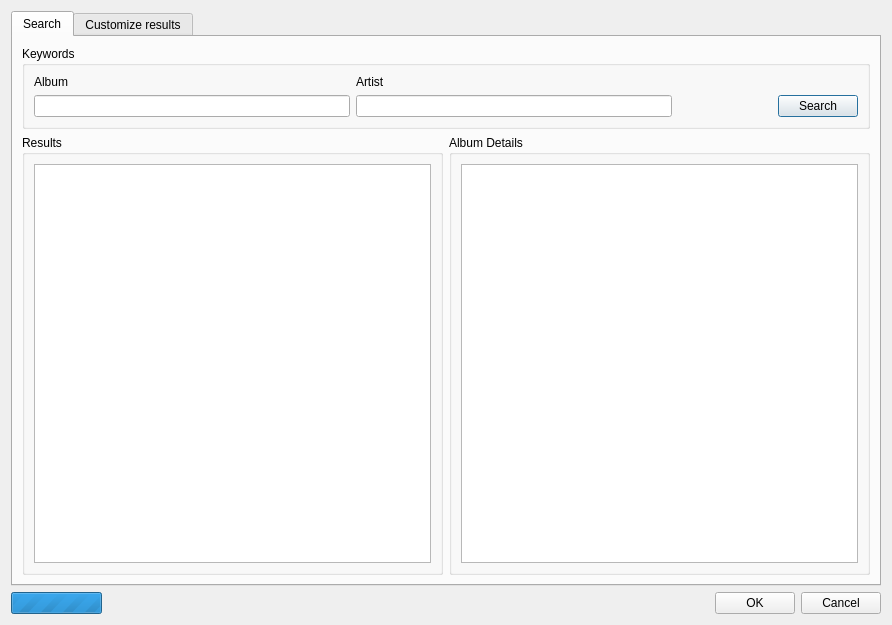
The window that ui/tagsearchdialog.ui (sjuvonen/coquillo) describes before a commit, drawn with Qt 5.
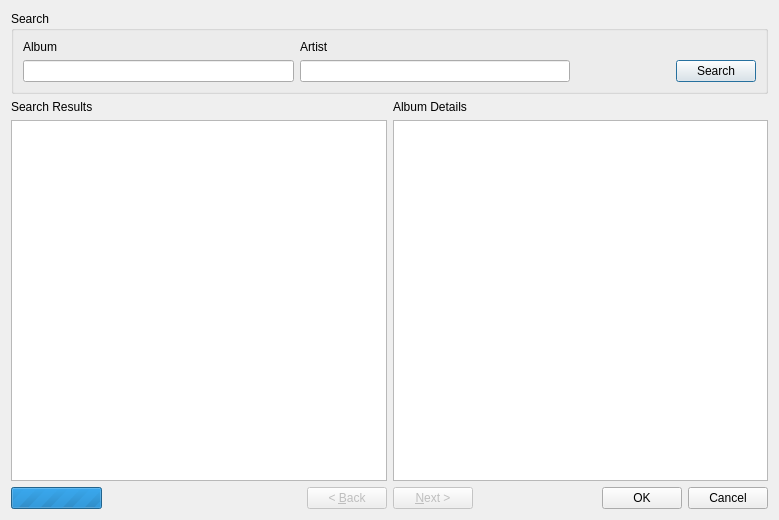
The same window after the commit.

Commit message: Implement matching files to rows in album data in TagSearchDialog

Patch:
```diff
--- a/ui/tagsearchdialog.ui
+++ b/ui/tagsearchdialog.ui
@@ -6,28 +6,37 @@
    <rect>
     <x>0</x>
     <y>0</y>
-    <width>892</width>
-    <height>625</height>
+    <width>779</width>
+    <height>520</height>
    </rect>
   </property>
   <property name="windowTitle">
    <string>Query web database</string>
   </property>
   <layout class="QGridLayout" name="gridLayout_4">
-   <item row="0" column="0" colspan="2">
-    <widget class="QTabWidget" name="tabs">
+   <item row="0" column="0" colspan="3">
+    <widget class="QStackedWidget" name="tabs">
      <property name="currentIndex">
       <number>0</number>
      </property>
-     <widget class="QWidget" name="tab">
-      <attribute name="title">
-       <string>Search</string>
-      </attribute>
+     <widget class="QWidget" name="tabsPage1">
       <layout class="QGridLayout" name="gridLayout_2">
+       <property name="leftMargin">
+        <number>0</number>
+       </property>
+       <property name="topMargin">
+        <number>0</number>
+       </property>
+       <property name="rightMargin">
+        <number>0</number>
+       </property>
+       <property name="bottomMargin">
+        <number>0</number>
+       </property>
        <item row="0" column="0" colspan="2">
         <widget class="QGroupBox" name="groupBox">
          <property name="title">
-          <string>Keywords</string>
+          <string>Search</string>
          </property>
          <layout class="QGridLayout" name="gridLayout">
           <item row="0" column="0">
@@ -111,19 +120,53 @@
          </layout>
         </widget>
        </item>
-       <item row="1" column="0">
-        <widget class="QGroupBox" name="groupBox_1">
+       <item row="2" column="1">
+        <widget class="QTableView" name="listResultView">
          <property name="sizePolicy">
-          <sizepolicy hsizetype="Preferred" vsizetype="Preferred">
+          <sizepolicy hsizetype="Expanding" vsizetype="Expanding">
            <horstretch>0</horstretch>
            <verstretch>0</verstretch>
           </sizepolicy>
          </property>
-         <property name="title">
-          <string>Results</string>
+         <property name="editTriggers">
+          <set>QAbstractItemView::NoEditTriggers</set>
          </property>
-         <layout class="QVBoxLayout" name="verticalLayout_7">
-          <item>
+         <property name="alternatingRowColors">
+          <bool>true</bool>
+         </property>
+         <property name="selectionMode">
+          <enum>QAbstractItemView::NoSelection</enum>
+         </property>
+         <property name="selectionBehavior">
+          <enum>QAbstractItemView::SelectRows</enum>
+         </property>
+         <property name="horizontalScrollMode">
+          <enum>QAbstractItemView::ScrollPerPixel</enum>
+         </property>
+         <property name="showGrid">
+          <bool>false</bool>
+         </property>
+         <property name="wordWrap">
+          <bool>false</bool>
+         </property>
+         <property name="cornerButtonEnabled">
+          <bool>false</bool>
+         </property>
+         <attribute name="horizontalHeaderCascadingSectionResizes">
+          <bool>true</bool>
+         </attribute>
+         <attribute name="horizontalHeaderDefaultSectionSize">
+          <number>150</number>
+         </attribute>
+         <attribute name="verticalHeaderCascadingSectionResizes">
+          <bool>true</bool>
+         </attribute>
+         <attribute name="verticalHeaderHighlightSections">
+          <bool>false</bool>
+         </attribute>
+        </widget>
+       </item>
+       <item row="2" column="0">
            <widget class="QTableView" name="listSearchResults">
             <property name="sizePolicy">
              <sizepolicy hsizetype="Expanding" vsizetype="Expanding">
@@ -169,76 +212,23 @@
             </attribute>
            </widget>
           </item>
-         </layout>
+       <item row="1" column="0">
+        <widget class="QLabel" name="label_3">
+         <property name="text">
+          <string>Search Results</string>
+         </property>
         </widget>
        </item>
        <item row="1" column="1">
-        <widget class="QGroupBox" name="groupBox_2">
-         <property name="sizePolicy">
-          <sizepolicy hsizetype="Preferred" vsizetype="Preferred">
-           <horstretch>0</horstretch>
-           <verstretch>0</verstretch>
-          </sizepolicy>
-         </property>
-         <property name="title">
+        <widget class="QLabel" name="label_4">
+         <property name="text">
           <string>Album Details</string>
          </property>
-         <layout class="QVBoxLayout" name="verticalLayout_3">
-          <item>
-           <widget class="QTableView" name="listResultView">
-            <property name="sizePolicy">
-             <sizepolicy hsizetype="Expanding" vsizetype="Expanding">
-              <horstretch>0</horstretch>
-              <verstretch>0</verstretch>
-             </sizepolicy>
-            </property>
-            <property name="editTriggers">
-             <set>QAbstractItemView::NoEditTriggers</set>
-            </property>
-            <property name="alternatingRowColors">
-             <bool>true</bool>
-            </property>
-            <property name="selectionMode">
-             <enum>QAbstractItemView::NoSelection</enum>
-            </property>
-            <property name="selectionBehavior">
-             <enum>QAbstractItemView::SelectRows</enum>
-            </property>
-            <property name="horizontalScrollMode">
-             <enum>QAbstractItemView::ScrollPerPixel</enum>
-            </property>
-            <property name="showGrid">
-             <bool>false</bool>
-            </property>
-            <property name="wordWrap">
-             <bool>false</bool>
-            </property>
-            <property name="cornerButtonEnabled">
-             <bool>false</bool>
-            </property>
-            <attribute name="horizontalHeaderCascadingSectionResizes">
-             <bool>true</bool>
-            </attribute>
-            <attribute name="horizontalHeaderDefaultSectionSize">
-             <number>150</number>
-            </attribute>
-            <attribute name="verticalHeaderCascadingSectionResizes">
-             <bool>true</bool>
-            </attribute>
-            <attribute name="verticalHeaderHighlightSections">
-             <bool>false</bool>
-            </attribute>
            </widget>
           </item>
          </layout>
         </widget>
-       </item>
-      </layout>
-     </widget>
-     <widget class="QWidget" name="tab_2">
-      <attribute name="title">
-       <string>Customize results</string>
-      </attribute>
+     <widget class="QWidget" name="tabsPage2">
       <layout class="QHBoxLayout" name="horizontalLayout">
        <item>
         <widget class="QGroupBox" name="groupBox_3">
@@ -374,6 +364,8 @@
     </widget>
    </item>
    <item row="1" column="0">
+    <layout class="QHBoxLayout" name="horizontalLayout_3">
+     <item>
     <widget class="QProgressBar" name="progressBar">
      <property name="sizePolicy">
       <sizepolicy hsizetype="Preferred" vsizetype="Fixed">
@@ -389,7 +381,46 @@
      </property>
     </widget>
    </item>
+     <item>
+      <spacer name="horizontalSpacer">
+       <property name="orientation">
+        <enum>Qt::Horizontal</enum>
+       </property>
+       <property name="sizeHint" stdset="0">
+        <size>
+         <width>40</width>
+         <height>20</height>
+        </size>
+       </property>
+      </spacer>
+     </item>
+    </layout>
+   </item>
    <item row="1" column="1">
+    <layout class="QHBoxLayout" name="horizontalLayout_2">
+     <item>
+      <widget class="QPushButton" name="buttonBack">
+       <property name="enabled">
+        <bool>false</bool>
+       </property>
+       <property name="text">
+        <string>&lt; &amp;Back</string>
+       </property>
+      </widget>
+     </item>
+     <item>
+      <widget class="QPushButton" name="buttonNext">
+       <property name="enabled">
+        <bool>false</bool>
+       </property>
+       <property name="text">
+        <string>&amp;Next &gt;</string>
+       </property>
+      </widget>
+     </item>
+    </layout>
+   </item>
+   <item row="1" column="2">
     <widget class="QDialogButtonBox" name="buttonBox">
      <property name="orientation">
       <enum>Qt::Horizontal</enum>
```
Left out of the diff: 43 changed lines with no effect on the pictures. Lines whose indentation alone changed are shown as unchanged. The commit also changes 10 other files.
